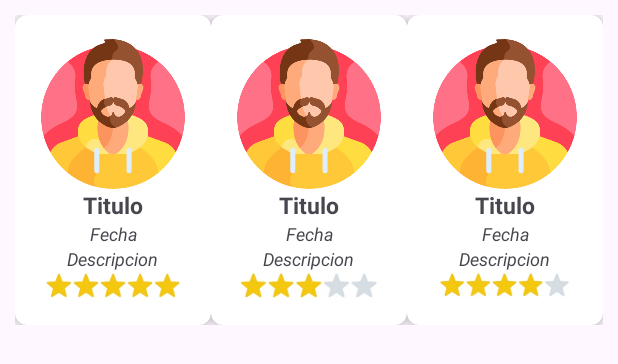
After one commit to oscarRodriguez13/Hackaton_TechTravel, an Android app: the layout search_adapter.xml on its own in the app's theme, with its tools: preview values and no code run, on a phone screen of 412 x 824 dp. The commit adds this screen. Shown: the top 364 px of the screen. Run offline under Robolectric (Android 15) with nearby library versions, the phone set to English and light mode, and no system bars.

Commit message:
Search Activity

```diff
--- /dev/null
+++ b/app/src/main/res/layout/search_adapter.xml
@@ -0,0 +1,178 @@
+<?xml version="1.0" encoding="utf-8"?>
+<LinearLayout
+    xmlns:android="http://schemas.android.com/apk/res/android"
+    xmlns:app="http://schemas.android.com/apk/res-auto"
+    android:layout_width="match_parent"
+    android:layout_height="wrap_content"
+    android:orientation="horizontal"
+    android:padding="10dp">
+
+    <androidx.cardview.widget.CardView
+        android:layout_width="match_parent"
+        android:layout_height="wrap_content"
+        app:cardCornerRadius="8dp"
+        android:layout_weight="0.3"
+        app:cardElevation="6dp" >
+
+        <LinearLayout
+            android:layout_width="match_parent"
+            android:layout_height="wrap_content"
+            android:orientation="vertical"
+            android:gravity="center"
+            android:padding="16dp">
+
+            <de.hdodenhof.circleimageview.CircleImageView
+                android:id="@+id/profile_image1"
+                android:layout_width="100dp"
+                android:layout_height="100dp"
+                android:src="@drawable/user_icon" />
+
+            <TextView
+                android:id="@+id/titulo1"
+                android:layout_width="wrap_content"
+                android:layout_height="wrap_content"
+                android:textSize="15sp"
+                android:textStyle="bold"
+                android:gravity="center"
+                android:text="Titulo" />
+
+
+            <TextView
+                android:id="@+id/fecha1"
+                android:layout_width="wrap_content"
+                android:layout_height="wrap_content"
+                android:textSize="12sp"
+                android:textStyle="italic"
+                android:gravity="center"
+                android:text="Fecha" />
+
+            <TextView
+                android:id="@+id/descripcion1"
+                android:layout_width="wrap_content"
+                android:layout_height="wrap_content"
+                android:textSize="12sp"
+                android:textStyle="italic"
+                android:gravity="center"
+                android:text="Descripcion" />
+
+            <ImageView
+                android:layout_width="match_parent"
+                android:layout_height="20dp"
+                android:src="@drawable/img_cinco_estrellas"/>
+
+        </LinearLayout>
+    </androidx.cardview.widget.CardView>
+
+    <androidx.cardview.widget.CardView
+        android:layout_width="match_parent"
+        android:layout_height="wrap_content"
+        app:cardCornerRadius="8dp"
+        android:layout_weight="0.3"
+        app:cardElevation="6dp">
+
+        <LinearLayout
+            android:layout_width="match_parent"
+            android:layout_height="wrap_content"
+            android:orientation="vertical"
+            android:gravity="center"
+            android:padding="16dp">
+
+            <de.hdodenhof.circleimageview.CircleImageView
+                android:id="@+id/profile_image2"
+                android:layout_width="100dp"
+                android:layout_height="100dp"
+                android:src="@drawable/user_icon" />
+
+            <TextView
+                android:id="@+id/titulo2"
+                android:layout_width="wrap_content"
+                android:layout_height="wrap_content"
+                android:textSize="15sp"
+                android:textStyle="bold"
+                android:gravity="center"
+                android:text="Titulo" />
+
+            <TextView
+                android:id="@+id/fecha2"
+                android:layout_width="wrap_content"
+                android:layout_height="wrap_content"
+                android:textSize="12sp"
+                android:textStyle="italic"
+                android:gravity="center"
+                android:text="Fecha" />
+
+            <TextView
+                android:id="@+id/descripcion2"
+                android:layout_width="wrap_content"
+                android:layout_height="wrap_content"
+                android:textSize="12sp"
+                android:textStyle="italic"
+                android:gravity="center"
+                android:text="Descripcion" />
+
+            <ImageView
+                android:layout_width="match_parent"
+                android:layout_height="20dp"
+                android:src="@drawable/img_tres_estrellas"/>
+
+        </LinearLayout>
+    </androidx.cardview.widget.CardView>
+
+    <androidx.cardview.widget.CardView
+        android:layout_width="match_parent"
+        android:layout_height="wrap_content"
+        app:cardCornerRadius="8dp"
+        android:layout_weight="0.3"
+        app:cardElevation="6dp">
+
+        <LinearLayout
+            android:layout_width="match_parent"
+            android:layout_height="wrap_content"
+            android:orientation="vertical"
+            android:gravity="center"
+            android:padding="16dp">
+
+            <de.hdodenhof.circleimageview.CircleImageView
+                android:id="@+id/profile_image3"
+                android:layout_width="100dp"
+                android:layout_height="100dp"
+                android:src="@drawable/user_icon" />
+
+            <TextView
+                android:id="@+id/titulo3"
+                android:layout_width="wrap_content"
+                android:layout_height="wrap_content"
+                android:textSize="15sp"
+                android:textStyle="bold"
+                android:gravity="center"
+                android:text="Titulo" />
+
+            <TextView
+                android:id="@+id/fecha3"
+                android:layout_width="wrap_content"
+                android:layout_height="wrap_content"
+                android:textSize="12sp"
+                android:textStyle="italic"
+                android:gravity="center"
+                android:text="Fecha" />
+
+            <TextView
+                android:id="@+id/descripcion3"
+                android:layout_width="wrap_content"
+                android:layout_height="wrap_content"
+                android:textSize="12sp"
+                android:textStyle="italic"
+                android:gravity="center"
+                android:text="Descripcion" />
+
+            <ImageView
+                android:layout_width="match_parent"
+                android:layout_height="20dp"
+                android:src="@drawable/img_cuatro_estrellas"/>
+
+        </LinearLayout>
+    </androidx.cardview.widget.CardView>
+
+
+
+</LinearLayout>
--- a/app/src/main/res/values/themes.xml
+++ b/app/src/main/res/values/themes.xml
@@ -7,7 +7,7 @@
 
     <style name="AppTheme" parent="Theme.MaterialComponents.DayNight.DarkActionBar">
         <item name="colorPrimary">@color/colorSecundary</item>
-        <item name="colorPrimaryDark">@color/colorPrimaryDark</item>
+        <item name="colorPrimaryDark">@color/colorSecundary</item>
     </style>
 
     <style name="Theme.Hackaton_TechTravel" parent="Base.Theme.Hackaton_TechTravel" />
```
Also changed, not shown: app/src/main/java/com/example/hackaton_techtravel/SearchAdapter.kt (added, +67 -0 lines), app/src/main/java/com/example/hackaton_techtravel/SolicitudPaseoAdapter.kt (+4 -4 lines), app/src/main/java/com/example/hackaton_techtravel/TouristSearchActivity.kt (+20 -70 lines), app/src/main/res/drawable/round_corners.xml (added, +22 -0 lines), app/src/main/res/layout/activity_crear_cuenta.xml (+12 -9 lines), app/src/main/res/layout/activity_iniciar_sesion.xml (+11 -13 lines), app/src/main/res/layout/search_view.xml (+27 -14 lines), app/src/main/res/drawable/img_cinco_estrellas.png (added), app/src/main/res/drawable/img_cuatro_estrellas.png (added), app/src/main/res/drawable/img_cuclillo_canelo.png (added), app/src/main/res/drawable/img_garrapatero_pijui.png (added), app/src/main/res/drawable/img_malacoptila.png (added), app/src/main/res/drawable/img_paloma_colorada.png (added), app/src/main/res/drawable/img_paujil_colombiano.png (added), 2 more files.
